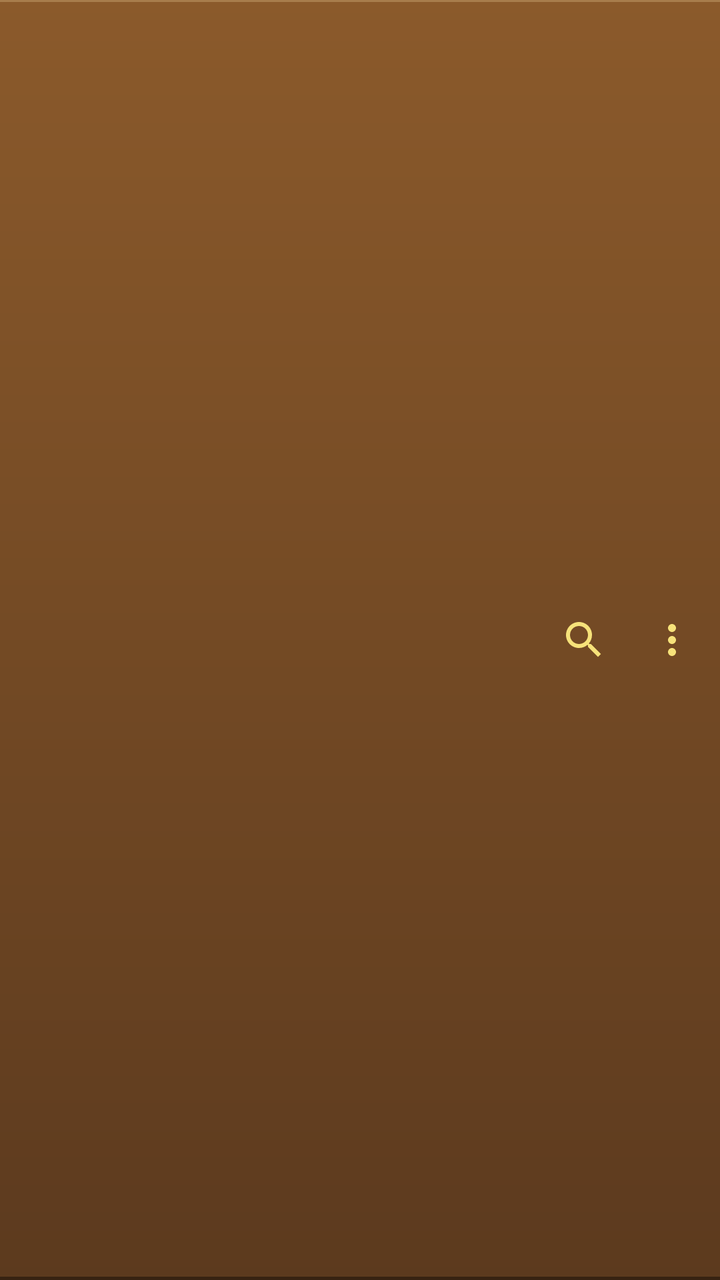
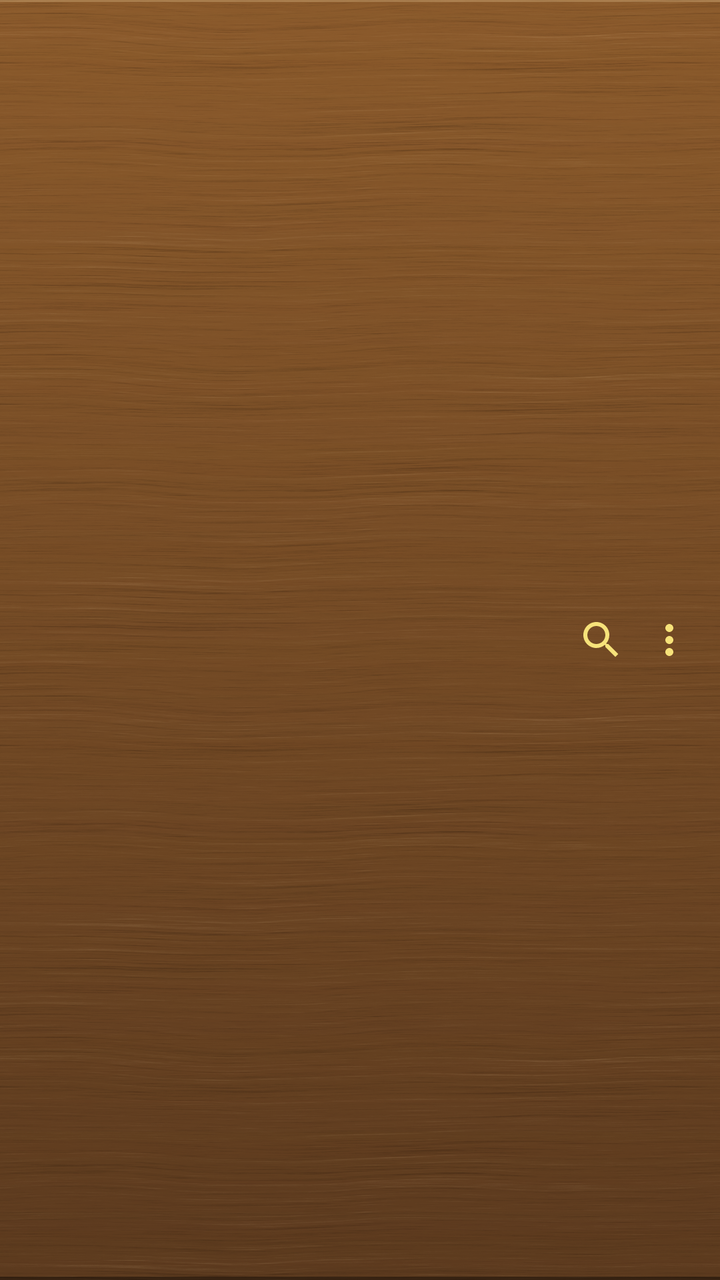

The first picture is an Android layout as it rendered before a commit; the second is the same layout after the commit. The layout source and the unified diff follow.
<!-- AndroidManifest.xml: application theme Theme.Ready -->
<!-- res/layout/top_bar.xml -->
<?xml version="1.0" encoding="utf-8"?>
<LinearLayout xmlns:android="http://schemas.android.com/apk/res/android"
    android:id="@+id/bar"
    android:layout_width="match_parent"
    android:layout_height="wrap_content"
    android:background="@drawable/shelf_plank"
    android:gravity="center_vertical"
    android:orientation="horizontal">

    <ImageButton
        android:id="@+id/up"
        android:layout_width="48dp"
        android:layout_height="48dp"
        android:background="?attr/selectableItemBackgroundBorderless"
        android:contentDescription="@string/back"
        android:src="@drawable/ic_back"
        android:visibility="invisible" />

    <Space
        android:layout_width="40dp"
        android:layout_height="48dp" />

    <FrameLayout
        android:layout_width="0dp"
        android:layout_height="49dp"
        android:layout_weight="1">

        
        <TextView
            android:id="@+id/barTitle"
            style="@style/TitlePlate" />
    </FrameLayout>

    <ImageButton
        android:id="@+id/search"
        android:layout_width="40dp"
        android:layout_height="48dp"
        android:background="?attr/selectableItemBackgroundBorderless"
        android:contentDescription="@string/search"
        android:src="@drawable/ic_search" />

    <ImageButton
        android:id="@+id/more"
        android:layout_width="48dp"
        android:layout_height="48dp"
        android:background="?attr/selectableItemBackgroundBorderless"
        android:contentDescription="@string/more"
        android:src="@drawable/ic_more" />
</LinearLayout>
<!-- resources referenced by this layout -->
<resources>
  <!-- drawable ic_back (drawable) -->
  <vector xmlns:android="http://schemas.android.com/apk/res/android"
      android:width="24dp"
      android:height="24dp"
      android:autoMirrored="true"
      android:viewportWidth="24"
      android:viewportHeight="24">
      <path
          android:fillColor="#FFF6E27A"
          android:pathData="M20,11H7.83l5.59,-5.59L12,4l-8,8 8,8 1.41,-1.41L7.83,13H20v-2z" />
  </vector>
  <!-- drawable shelf_plank (drawable) -->
  <?xml version="1.0" encoding="utf-8"?>
  <layer-list xmlns:android="http://schemas.android.com/apk/res/android">
      <item>
          <shape>
              <gradient
                  android:angle="270"
                  android:endColor="#FF5C3A1E"
                  android:startColor="#FF8B5A2B" />
          </shape>
      </item>
      <item android:height="1dp" android:gravity="top">
          <shape>
              <solid android:color="#40FFE2B0" />
          </shape>
      </item>
      <item android:height="1.5dp" android:gravity="bottom">
          <shape>
              <solid android:color="#66000000" />
          </shape>
      </item>
  </layer-list>
  <string name="back">Back</string>
  <string name="more">More</string>
  <string name="search">Search</string>
  <style name="TitlePlate">
          <item name="android:layout_width">wrap_content</item>
          <item name="android:layout_height">40dp</item>
          <item name="android:layout_gravity">center</item>
          <item name="android:minWidth">132dp</item>
          <item name="android:gravity">center</item>
          <item name="android:paddingStart">26dp</item>
          <item name="android:paddingEnd">26dp</item>
          <item name="android:paddingTop">0dp</item>
          <item name="android:paddingBottom">2dp</item>
          <item name="android:fontFamily">serif</item>
          <item name="android:textStyle">bold</item>
          <item name="android:textSize" tools:ignore="SpUsage">18dp</item>
          <item name="android:textColor">@color/plaque_text</item>
          <item name="android:singleLine">true</item>
          <item name="android:ellipsize">end</item>
          <item name="android:shadowColor">#99FFF6C8</item>
          <item name="android:shadowDy">1</item>
          <item name="android:shadowRadius">1</item>
      </style>
  <color name="plaque_text">#FF3B2A05</color>
  <color name="gold">#FFD4AF37</color>
  <color name="gold_dark">#FF8C6A14</color>
  <color name="black">#FF000000</color>
  <color name="wood_dark">#FF3E2415</color>
  <!-- unchanged entries left out for length: 3 -->
</resources>

<!-- the commit's change to res/layout/top_bar.xml (unified diff, before → after) -->
@@ -1,5 +1,7 @@
 <?xml version="1.0" encoding="utf-8"?>
 <LinearLayout xmlns:android="http://schemas.android.com/apk/res/android"
+    xmlns:app="http://schemas.android.com/apk/res-auto"
+    xmlns:tools="http://schemas.android.com/tools"
     android:id="@+id/bar"
     android:layout_width="match_parent"
     android:layout_height="wrap_content"
@@ -9,41 +11,59 @@
 
     <ImageButton
         android:id="@+id/up"
-        android:layout_width="48dp"
+        android:layout_width="44dp"
         android:layout_height="48dp"
         android:background="?attr/selectableItemBackgroundBorderless"
         android:contentDescription="@string/back"
+        android:paddingStart="7dp"
+        android:paddingEnd="0dp"
         android:src="@drawable/ic_back"
         android:visibility="invisible" />
 
-    <Space
-        android:layout_width="40dp"
-        android:layout_height="48dp" />
+    
+    <ImageButton
+        android:id="@+id/resume"
+        android:layout_width="44dp"
+        android:layout_height="48dp"
+        android:background="?attr/selectableItemBackgroundBorderless"
+        android:contentDescription="@string/resume"
+        android:paddingStart="0dp"
+        android:paddingEnd="13dp"
+        android:src="@drawable/ic_resume"
+        android:visibility="invisible" />
 
     <FrameLayout
         android:layout_width="0dp"
-        android:layout_height="49dp"
+        android:layout_height="54dp"
         android:layout_weight="1">
 
         
         <TextView
             android:id="@+id/barTitle"
-            style="@style/TitlePlate" />
+            style="@style/TitlePlate"
+            android:layout_height="50dp"
+            android:textSize="21dp"
+            app:autoSizeMaxTextSize="21dp"
+            tools:ignore="SpUsage" />
     </FrameLayout>
 
     <ImageButton
         android:id="@+id/search"
-        android:layout_width="40dp"
+        android:layout_width="44dp"
         android:layout_height="48dp"
         android:background="?attr/selectableItemBackgroundBorderless"
+        android:paddingStart="13dp"
+        android:paddingEnd="0dp"
         android:contentDescription="@string/search"
         android:src="@drawable/ic_search" />
 
     <ImageButton
         android:id="@+id/more"
-        android:layout_width="48dp"
+        android:layout_width="44dp"
         android:layout_height="48dp"
         android:background="?attr/selectableItemBackgroundBorderless"
+        android:paddingStart="0dp"
+        android:paddingEnd="7dp"
         android:contentDescription="@string/more"
         android:src="@drawable/ic_more" />
 </LinearLayout>
<!-- resource entries referenced after the edit -->
@@ -11,6 +11,16 @@
           android:fillColor="#FFF6E27A"
           android:pathData="M20,11H7.83l5.59,-5.59L12,4l-8,8 8,8 1.41,-1.41L7.83,13H20v-2z" />
   </vector>
+  <!-- drawable ic_resume (drawable) -->
+  <vector xmlns:android="http://schemas.android.com/apk/res/android"
+      android:width="24dp"
+      android:height="24dp"
+      android:viewportWidth="24"
+      android:viewportHeight="24">
+      <path
+          android:fillColor="#FFF6E27A"
+          android:pathData="M21,5c-1.11,-0.35 -2.33,-0.5 -3.5,-0.5 -1.95,0 -4.05,0.4 -5.5,1.5 -1.45,-1.1 -3.55,-1.5 -5.5,-1.5S2.45,4.9 1,6v14.65c0,0.25 0.25,0.5 0.5,0.5 0.1,0 0.15,-0.05 0.25,-0.05C3.1,20.45 5.05,20 6.5,20c1.95,0 4.05,0.4 5.5,1.5 1.35,-0.85 3.8,-1.5 5.5,-1.5 1.65,0 3.35,0.3 4.75,1.05 0.1,0.05 0.15,0.05 0.25,0.05 0.25,0 0.5,-0.25 0.5,-0.5V6c-0.6,-0.45 -1.25,-0.75 -2,-1zM21,18.5c-1.1,-0.35 -2.3,-0.5 -3.5,-0.5 -1.7,0 -4.15,0.65 -5.5,1.5V8c1.35,-0.85 3.8,-1.5 5.5,-1.5 1.2,0 2.4,0.15 3.5,0.5v11.5z" />
+  </vector>
   <!-- drawable shelf_plank (drawable) -->
   <?xml version="1.0" encoding="utf-8"?>
   <layer-list xmlns:android="http://schemas.android.com/apk/res/android">
@@ -21,6 +31,10 @@
                   android:endColor="#FF5C3A1E"
                   android:startColor="#FF8B5A2B" />
           </shape>
+      </item>
+      
+      <item android:width="1dp" android:height="1dp" android:gravity="fill">
+          <bitmap android:src="@drawable/wood_grain" android:tileMode="repeat" />
       </item>
       <item android:height="1dp" android:gravity="top">
           <shape>
@@ -35,12 +49,14 @@
   </layer-list>
   <string name="back">Back</string>
   <string name="more">More</string>
+  <string name="resume">Continue reading</string>
   <string name="search">Search</string>
   <style name="TitlePlate">
-          <item name="android:layout_width">wrap_content</item>
-          <item name="android:layout_height">40dp</item>
+          <item name="android:layout_width">match_parent</item>
+          <item name="android:layout_height">45dp</item>
           <item name="android:layout_gravity">center</item>
-          <item name="android:minWidth">132dp</item>
+          <item name="android:layout_marginStart">4dp</item>
+          <item name="android:layout_marginEnd">4dp</item>
           <item name="android:gravity">center</item>
           <item name="android:paddingStart">26dp</item>
           <item name="android:paddingEnd">26dp</item>
@@ -50,12 +66,19 @@
           <item name="android:textStyle">bold</item>
           <item name="android:textSize" tools:ignore="SpUsage">18dp</item>
           <item name="android:textColor">@color/plaque_text</item>
-          <item name="android:singleLine">true</item>
+          <item name="android:maxLines">2</item>
+          <item name="autoSizeTextType">uniform</item>
+          <item name="autoSizeMinTextSize">12dp</item>
+          <item name="autoSizeMaxTextSize">18dp</item>
+          <item name="autoSizeStepGranularity">1dp</item>
+          <item name="android:lineSpacingMultiplier">0.85</item>
+          <item name="android:includeFontPadding">false</item>
           <item name="android:ellipsize">end</item>
           <item name="android:shadowColor">#99FFF6C8</item>
           <item name="android:shadowDy">1</item>
           <item name="android:shadowRadius">1</item>
       </style>
+  <!-- drawable wood_grain: png bitmap (drawable-nodpi, 186591 bytes) -->
   <color name="plaque_text">#FF3B2A05</color>
   <color name="gold">#FFD4AF37</color>
   <color name="gold_dark">#FF8C6A14</color>
